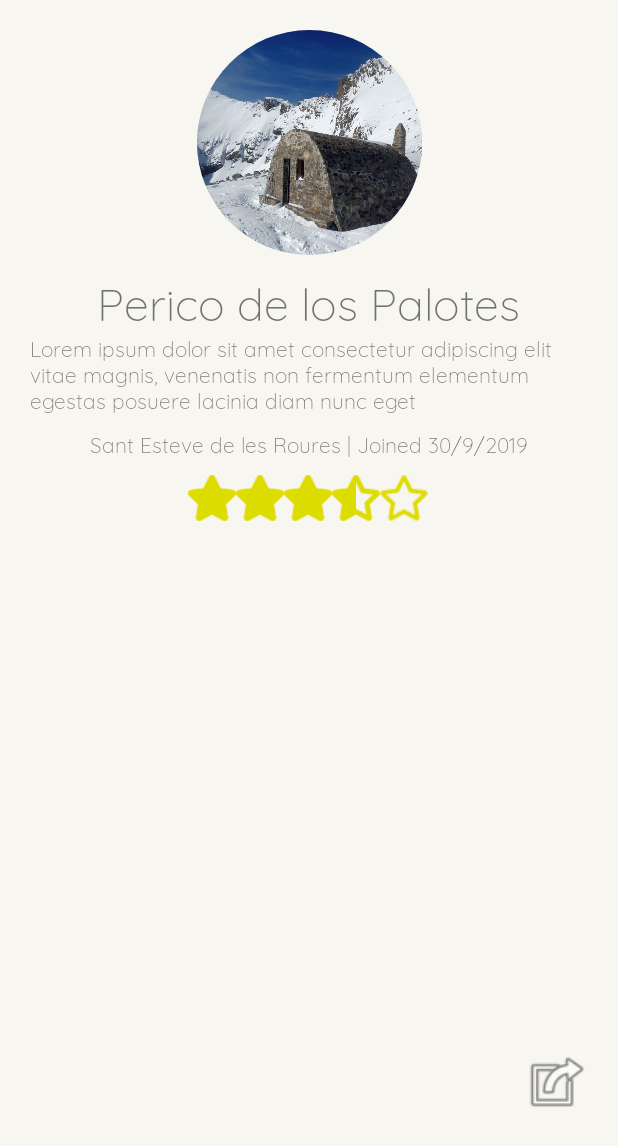
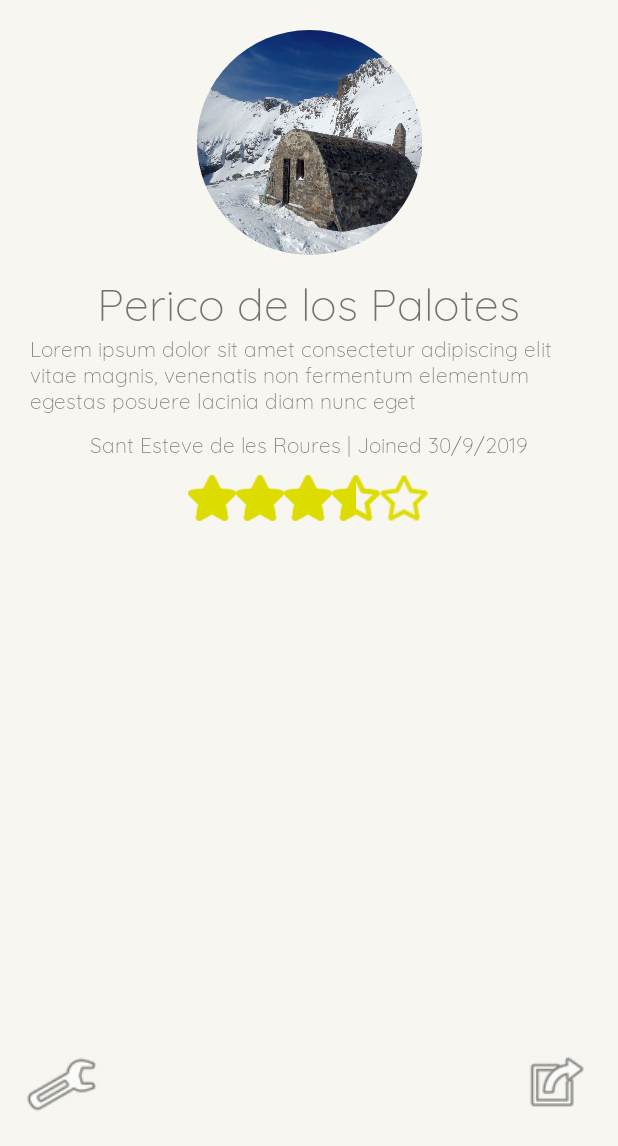
Before and after one commit to StratocasterO/openhuts, an Android app: the Profile screen opened directly, with no data from a screen before it, on a phone screen of 412 x 824 dp, the part 90-1236 px from its top. Run offline under Robolectric (Android 15) with nearby library versions, the phone set to English and light mode, and no system bars.

Commit message:
minor changes in layouts, JSONtoList sketched, other mino changes

```diff
--- a/app/build.gradle
+++ b/app/build.gradle
@@ -31,4 +31,5 @@ dependencies {
     api 'com.squareup.retrofit2:converter-gson:2.3.0'
     implementation 'com.google.android.material:material:1.0.0'
     implementation 'androidx.gridlayout:gridlayout:1.0.0'
+    implementation 'com.google.android:flexbox:1.1.1'
 }
--- a/app/src/main/java/com/omar/openhuts/Activities/Favorites.java
+++ b/app/src/main/java/com/omar/openhuts/Activities/Favorites.java
@@ -50,6 +50,7 @@ public class Favorites extends DefaultActivity {
 		int id_hut = (int) v.getTag(R.string.hut);
 		startActivity(new Intent(Favorites.this, HutPage.class)
 				.putExtra("hut", id_hut));
+		overridePendingTransition(0,0);
 	}
 
 	public void delete(View v){
@@ -70,7 +71,7 @@ public class Favorites extends DefaultActivity {
 	public ArrayList<HutList> getLists() {
 		ArrayList<HutList> Lists = new ArrayList<HutList>();
 
-		Lists.add(new HutList("Favorites", getHuts(), 1));
+		Lists.add(new HutList("Favorites", getHuts(), 1)); // TODO fix lists
 		Lists.add(new HutList("List 1", getHuts(), 2));
 		Lists.add(new HutList("List 2", getHuts(), 3));
 		Lists.add(new HutList("List 3", getHuts(), 4));
--- a/app/src/main/java/com/omar/openhuts/Activities/MainActivity.java
+++ b/app/src/main/java/com/omar/openhuts/Activities/MainActivity.java
@@ -287,6 +287,7 @@ public class MainActivity extends DefaultActivity implements OnMapReadyCallback
 
 		if (logged()) {
 			startActivity(new Intent(this, AddHut.class));
+			overridePendingTransition(0,0);
 		} else {
 			LoginRegister(1);
 		}
@@ -297,6 +298,7 @@ public class MainActivity extends DefaultActivity implements OnMapReadyCallback
 
 		if (logged()) {
 			startActivity(new Intent(this, Lists.class));
+			overridePendingTransition(0,0);
 		} else {
 			LoginRegister(2);
 		}
@@ -307,6 +309,7 @@ public class MainActivity extends DefaultActivity implements OnMapReadyCallback
 
 		if (logged()) {
 			startActivity(new Intent(this, Profile.class));
+			overridePendingTransition(0,0);
 		} else {
 			LoginRegister(3);
 		}
@@ -415,12 +418,15 @@ public class MainActivity extends DefaultActivity implements OnMapReadyCallback
 		switch (c) {
 			case 1:
 				startActivity(new Intent(this, AddHut.class));
+				overridePendingTransition(0,0);
 				break;
 			case 2:
 				startActivity(new Intent(this, Lists.class));
+				overridePendingTransition(0,0);
 				break;
 			case 3:
 				startActivity(new Intent(this, Profile.class));
+				overridePendingTransition(0,0);
 				break;
 			default:
 		}
--- a/app/src/main/java/com/omar/openhuts/POJOs/List.java
+++ b/app/src/main/java/com/omar/openhuts/POJOs/List.java
@@ -7,7 +7,7 @@ public class List {
 	private int id;
 	private int user;
 	private String name;
-	private ArrayList<Hut> huts;
+	private ArrayList<Hut> huts; // TODO ArrayList of Huts or Array of IDs (?)
 
 	public List(int id, int user, String name, ArrayList<Hut> huts){
 		this.id = id;
--- a/app/src/main/res/layout/activity_hut_page.xml
+++ b/app/src/main/res/layout/activity_hut_page.xml
@@ -151,13 +151,17 @@
 				app:srcCompat="@mipmap/ic_launcher" />
 		</LinearLayout>
 
+<!--	TODO https://github.com/google/flexbox-layout -->
 		<LinearLayout
-			android:layout_width="wrap_content"
+			android:layout_width="0dp"
 			android:layout_height="wrap_content"
 			android:layout_marginStart="10dp"
 			android:layout_marginLeft="10dp"
 			android:layout_marginTop="10dp"
+			android:layout_marginEnd="10dp"
+			android:layout_marginRight="10dp"
 			android:orientation="horizontal"
+			app:layout_constraintEnd_toEndOf="parent"
 			app:layout_constraintStart_toStartOf="parent"
 			app:layout_constraintTop_toBottomOf="@+id/linearLayout">
 
--- a/app/src/main/res/layout/activity_profile.xml
+++ b/app/src/main/res/layout/activity_profile.xml
@@ -102,7 +102,7 @@
 			app:layout_constraintTop_toBottomOf="@+id/textView" />
 
 		<ImageButton
-			android:id="@+id/imageButton"
+			android:id="@+id/logout"
 			android:layout_width="50dp"
 			android:layout_height="50dp"
 			android:layout_marginEnd="16dp"
@@ -114,6 +114,21 @@
 			app:layout_constraintBottom_toBottomOf="parent"
 			app:layout_constraintEnd_toEndOf="parent"
 			app:srcCompat="@android:drawable/ic_menu_set_as" />
+
+		<ImageButton
+			android:id="@+id/settings"
+			android:layout_width="50dp"
+			android:layout_height="50dp"
+			android:layout_marginStart="16dp"
+			android:layout_marginLeft="16dp"
+			android:layout_marginBottom="16dp"
+			android:background="#00000000"
+			android:onClick="settings"
+			android:scaleType="fitCenter"
+			app:layout_constraintBottom_toBottomOf="parent"
+			app:layout_constraintStart_toStartOf="parent"
+			app:srcCompat="@android:drawable/ic_menu_manage"
+			android:contentDescription="TODO" />
 	</androidx.constraintlayout.widget.ConstraintLayout>
 
 <!--	TODO add Settings and Log out buttons -->
```
Also changed, not shown: app/src/main/java/com/omar/openhuts/Activities/Profile.java (+7 -0 lines), app/src/main/java/com/omar/openhuts/POJOs/HutList.java (+4 -4 lines), app/src/main/java/com/omar/openhuts/Tools/Request.java (+24 -4 lines), app/src/main/res/layout/activity_add_hut.xml (+0 -51 lines).
